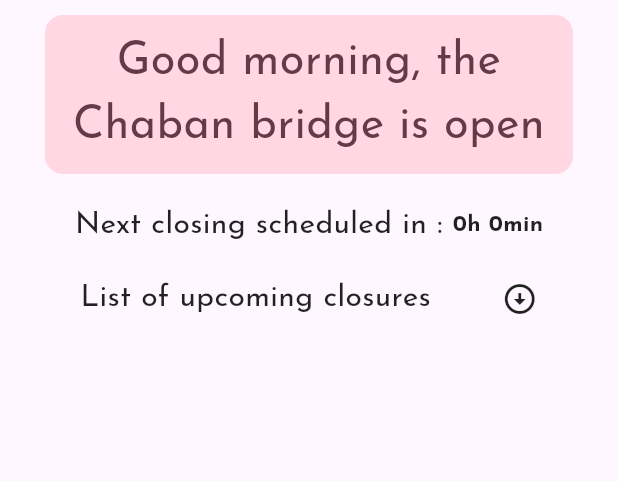
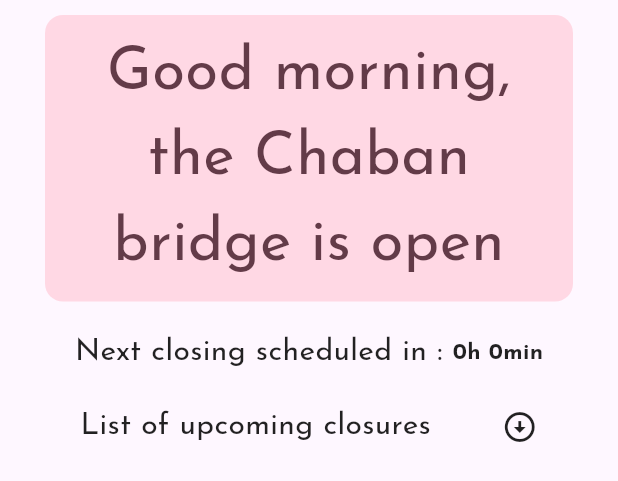
Before and after one commit to vareversat/chabo-app, a Flutter app: the ChabanBridgeStatusWidget widget shown alone on an empty page, opened directly with empty values, on a phone screen of 412 x 824 dp. Shown: the top 481 px of the screen. Run offline on Flutter 3.47's test engine with Material 2 defaults, Android fonts, the phone set to English and light mode, and no system bars; our stand-ins replace equatable, flutter_bloc, flutter_local_notifications, flutter_markdown, font_awesome_flutter, google_fonts and 4 more; missing offline and left inert: enum_to_string; accounts and stored records are empty; generated files the repository leaves out were written again; network calls fail.

Commit message:
feat(ui): increase the size of the current bridge status

```diff
--- a/lib/widgets/chaban_bridge_status_widget.dart
+++ b/lib/widgets/chaban_bridge_status_widget.dart
@@ -53,7 +53,7 @@
                   '${widget.bridgeStatus.currentStatus} ${widget.bridgeStatus.currentStatusShort}',
                   textAlign: TextAlign.center,
                   style: TextStyle(
-                    fontSize: 30,
+                    fontSize: 40,
                     color: widget.bridgeStatus.getForegroundColor(context),
                   ),
                 ),
```
